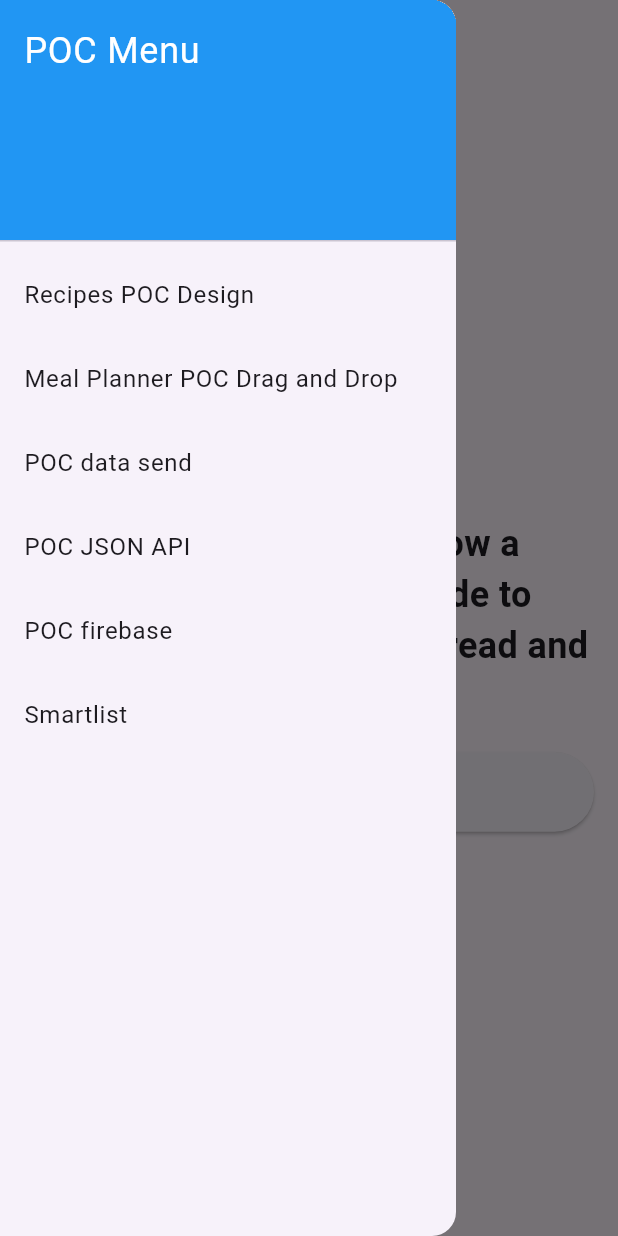
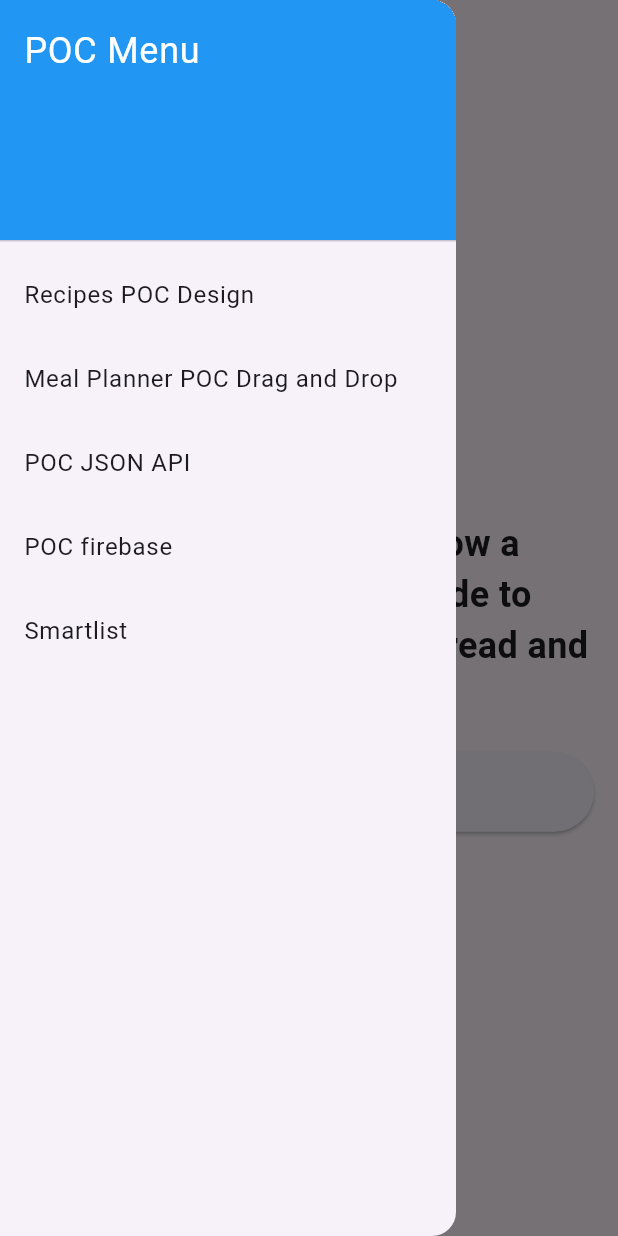
Before and after one commit to jbrun001/foodmanager, a Flutter app: the PocfirebaseScreen screen opened by its route, with the side drawer open, on a phone screen of 412 x 824 dp. Run offline on Flutter 3.47's test engine with Material 3 defaults, Android fonts, the light colour scheme and no system bars; our stand-ins replace go_router; network calls fail.

Commit message:
remove datasend POC because this is already demonstrated in the Receipes Screen

```diff
--- a/lib/main.dart
+++ b/lib/main.dart
@@ -5,7 +5,6 @@ import 'screens/planner_screen.dart';
 import 'screens/recipes_screen.dart';
 import 'screens/smartlist_screen.dart';
 import 'screens/pocjsonapi_screen.dart';
-import 'screens/pocdatasend_screen.dart';
 import 'screens/pocfirebase_screen.dart';
 
 void main() {
@@ -42,10 +41,6 @@ final GoRouter _router = GoRouter(
       builder: (context, state) => SmartlistScreen(),
     ),
     GoRoute(
-      path: '/datasend',
-      builder: (context, state) => PocdatasendScreen(),
-    ),
-    GoRoute(
       path: '/jsonapi',
       builder: (context, state) => PocjsonapiScreen(),
     ),
--- a/lib/screens/menu_drawer.dart
+++ b/lib/screens/menu_drawer.dart
@@ -21,10 +21,6 @@ class MenuDrawer extends StatelessWidget {
             onTap: () => context.go('/planner'),
           ),
           ListTile(
-            title: Text('POC data send'),
-            onTap: () => context.go('/datasend'),
-          ),
-          ListTile(
             title: Text('POC JSON API'),
             onTap: () => context.go('/jsonapi'),
           ),
```
